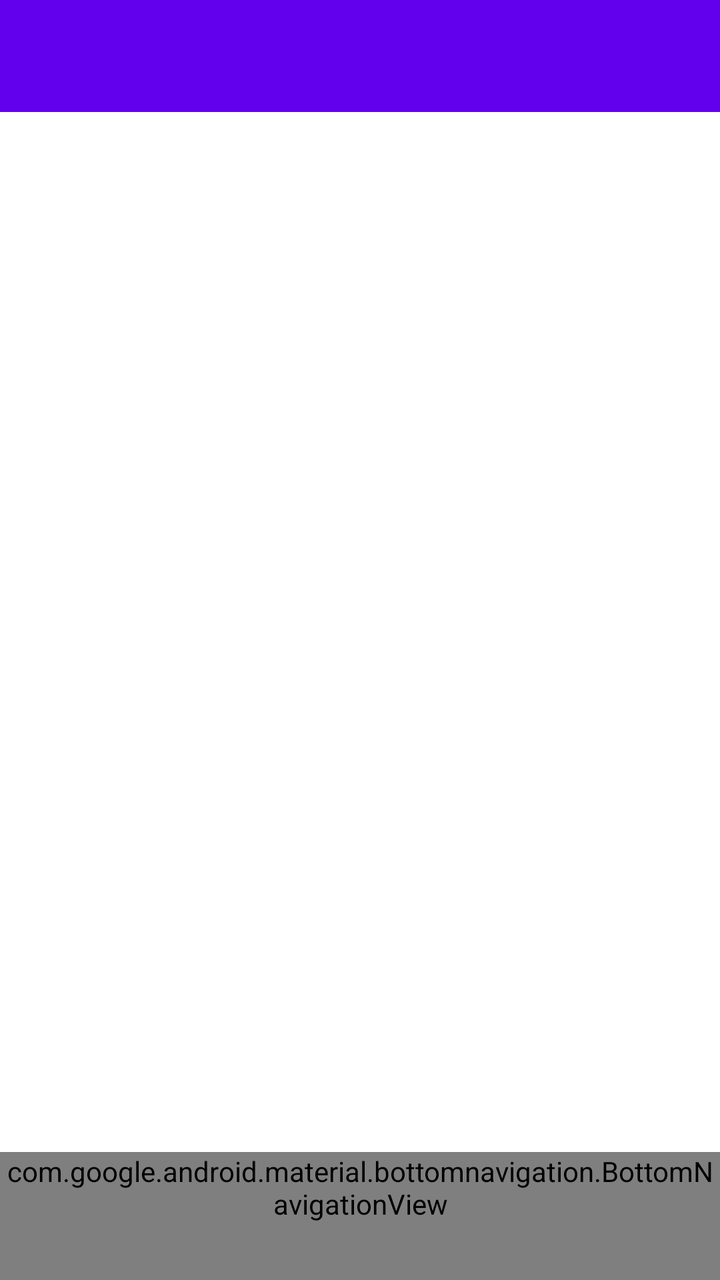
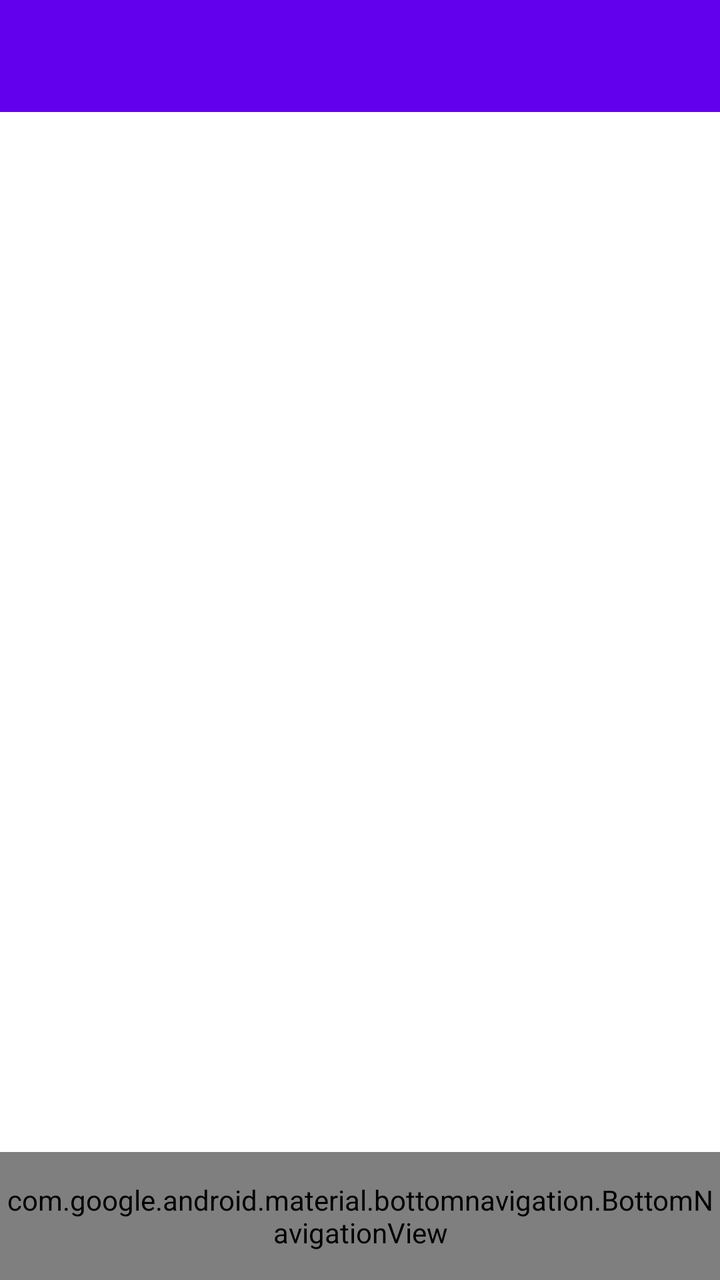

Compare the two renders of this Android layout. The source of the first and the diff that turns it into the second are given below.
<!-- AndroidManifest.xml: fallback theme Theme.MaterialComponents.DayNight.NoActionBar -->
<!-- res/layout/fragment_main.xml -->
<?xml version="1.0" encoding="utf-8"?>
<androidx.constraintlayout.widget.ConstraintLayout xmlns:android="http://schemas.android.com/apk/res/android"
    xmlns:app="http://schemas.android.com/apk/res-auto"
    xmlns:tools="http://schemas.android.com/tools"
    android:layout_width="match_parent"
    android:layout_height="match_parent"
    tools:context=".MainActivity">

    <com.google.android.material.appbar.AppBarLayout
        android:id="@+id/appBarLayout"
        android:layout_width="0dp"
        android:layout_height="wrap_content"
        android:fitsSystemWindows="true"
        app:layout_constraintEnd_toEndOf="parent"
        app:layout_constraintStart_toStartOf="parent"
        app:layout_constraintTop_toTopOf="parent">

        <com.google.android.material.appbar.MaterialToolbar
            android:id="@+id/toolbar"
            android:layout_width="match_parent"
            android:layout_height="wrap_content"
            tools:title="@string/app_name" />

    </com.google.android.material.appbar.AppBarLayout>

    <androidx.viewpager2.widget.ViewPager2
        android:id="@+id/viewPager2"
        android:layout_width="0dp"
        android:layout_height="0dp"
        app:layout_constraintBottom_toBottomOf="parent"
        app:layout_constraintEnd_toEndOf="parent"
        app:layout_constraintStart_toStartOf="parent"
        app:layout_constraintTop_toBottomOf="@+id/appBarLayout" />

    
    <LinearLayout
        android:id="@+id/dockContainer"
        android:layout_width="wrap_content"
        android:layout_height="wrap_content"
        android:gravity="center_vertical"
        android:orientation="horizontal"
        app:layout_constraintBottom_toBottomOf="parent"
        app:layout_constraintEnd_toEndOf="parent"
        app:layout_constraintHorizontal_bias="0"
        app:layout_constraintStart_toStartOf="parent">

        <com.google.android.material.bottomnavigation.BottomNavigationView
            android:id="@+id/navigationBarView"
            style="@style/Widget.Glimpse.NavigationBarView.Dock"
            android:layout_width="wrap_content"
            android:layout_height="wrap_content"
            app:menu="@menu/fragment_main_bottom_app_bar" />

        <com.google.android.material.button.MaterialButton
            android:id="@+id/settingsMaterialButton"
            style="@style/Widget.Glimpse.Button.Dock.Settings"
            android:layout_width="@dimen/glimpse_dock_settings_size"
            android:layout_height="@dimen/glimpse_dock_settings_size"
            android:layout_marginStart="@dimen/glimpse_dock_settings_gap"
            android:contentDescription="@string/title_activity_settings"
            android:tooltipText="@string/title_activity_settings"
            app:icon="@drawable/ic_settings" />

    </LinearLayout>

</androidx.constraintlayout.widget.ConstraintLayout>
<!-- resources referenced by this layout -->
<resources>
  <dimen name="glimpse_dock_settings_gap">8dp</dimen>
  <dimen name="glimpse_dock_settings_size">64dp</dimen>
  <string name="app_name">Gallery</string>
  <string name="title_activity_settings">Settings</string>
  <style name="Widget.Glimpse.Button.Dock.Settings" parent="Widget.Material3Expressive.Button.IconButton.Filled">
          <item name="shapeAppearance">@style/ShapeAppearance.Glimpse.Dock.Settings</item>
          <item name="backgroundTint">?attr/colorTertiaryContainer</item>
          <item name="iconTint">?attr/colorOnTertiaryContainer</item>
      </style>
  <style name="Widget.Glimpse.NavigationBarView.Dock" parent="Widget.Material3.BottomNavigationView">
          <item name="android:background">?attr/colorSurfaceContainerHigh</item>
          <item name="android:minHeight">@dimen/glimpse_dock_height</item>
          <item name="elevation">@dimen/glimpse_dock_elevation</item>
          <item name="itemPaddingTop">14dp</item>
          <item name="itemPaddingBottom">14dp</item>
          <item name="itemIconGravity">start</item>
          <item name="itemGravity">center</item>
          <item name="labelVisibilityMode">selected</item>
          <item name="labelFontScalingEnabled">false</item>
          <item name="shapeAppearance">@style/ShapeAppearance.Glimpse.Dock</item>
      </style>
  <style name="ShapeAppearance.Glimpse.Dock.Settings" parent="">
          <item name="cornerFamily">rounded</item>
          <item name="cornerSize">@dimen/glimpse_dock_settings_corner_radius</item>
      </style>
  <dimen name="glimpse_dock_height">64dp</dimen>
  <dimen name="glimpse_dock_elevation">3dp</dimen>
  <style name="ShapeAppearance.Glimpse.Dock" parent="">
          <item name="cornerFamily">rounded</item>
          <item name="cornerSize">50%</item>
      </style>
  <dimen name="glimpse_dock_settings_corner_radius">20dp</dimen>
</resources>

<!-- the commit's change to res/layout/fragment_main.xml (unified diff, before → after) -->
@@ -48,7 +48,7 @@
             android:id="@+id/navigationBarView"
             style="@style/Widget.Glimpse.NavigationBarView.Dock"
             android:layout_width="wrap_content"
-            android:layout_height="wrap_content"
+            android:layout_height="@dimen/glimpse_dock_height"
             app:menu="@menu/fragment_main_bottom_app_bar" />
 
         <com.google.android.material.button.MaterialButton
<!-- resource entries referenced after the edit -->
@@ -1,5 +1,6 @@
 <!-- resources referenced by this layout -->
 <resources>
+  <dimen name="glimpse_dock_height">64dp</dimen>
   <dimen name="glimpse_dock_settings_gap">8dp</dimen>
   <dimen name="glimpse_dock_settings_size">64dp</dimen>
   <string name="app_name">Gallery</string>
@@ -13,8 +14,9 @@
           <item name="android:background">?attr/colorSurfaceContainerHigh</item>
           <item name="android:minHeight">@dimen/glimpse_dock_height</item>
           <item name="elevation">@dimen/glimpse_dock_elevation</item>
-          <item name="itemPaddingTop">14dp</item>
-          <item name="itemPaddingBottom">14dp</item>
+          <item name="itemIconSize">24dp</item>
+          <item name="itemPaddingTop">20dp</item>
+          <item name="itemPaddingBottom">20dp</item>
           <item name="itemIconGravity">start</item>
           <item name="itemGravity">center</item>
           <item name="labelVisibilityMode">selected</item>
@@ -25,7 +27,6 @@
           <item name="cornerFamily">rounded</item>
           <item name="cornerSize">@dimen/glimpse_dock_settings_corner_radius</item>
       </style>
-  <dimen name="glimpse_dock_height">64dp</dimen>
   <dimen name="glimpse_dock_elevation">3dp</dimen>
   <style name="ShapeAppearance.Glimpse.Dock" parent="">
           <item name="cornerFamily">rounded</item>
